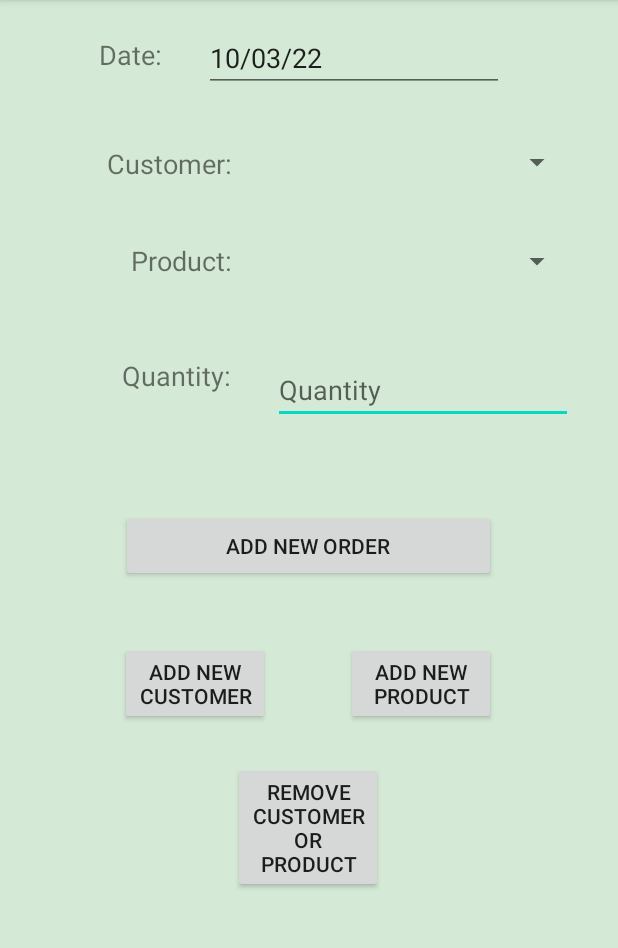
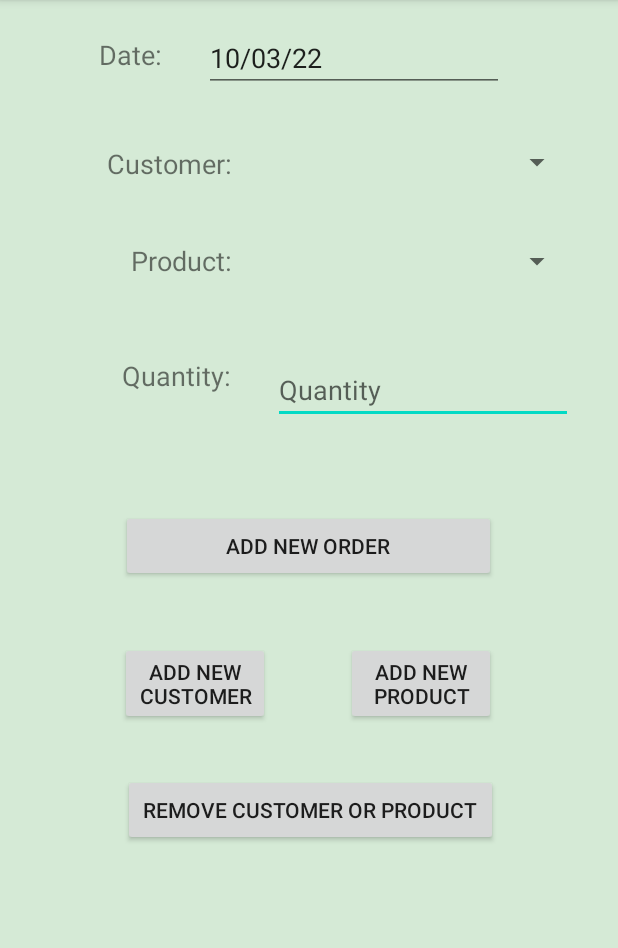
Before and after one commit to DanFoleyGit/FarmManagerHelper, an Android app: the ManagerOrderBoardSettings screen opened directly, with no data from a screen before it, on a phone screen of 412 x 824 dp, the part 84-1032 px from its top. Run offline under Robolectric (Android 15) with nearby library versions, the phone set to English and light mode, and no system bars; our stand-ins replace Firebase (no records; nobody signed in at launch, a user with empty details on screens opened directly); 1 statement that could not run was skipped.

Commit message:
Small UI Update an comment tidy
Timetable Date picker centered.

TODO removed that was completed

```diff
--- a/app/src/main/java/com/example/farmmanagerhelper/ManagerOrderBoardSettings.java
+++ b/app/src/main/java/com/example/farmmanagerhelper/ManagerOrderBoardSettings.java
@@ -10,14 +10,12 @@ import android.view.View;
 import android.widget.AdapterView;
 import android.widget.ArrayAdapter;
 import android.widget.Button;
-import android.widget.CompoundButton;
 import android.widget.DatePicker;
 import android.widget.EditText;
 import android.widget.ImageButton;
 import android.widget.RadioButton;
 import android.widget.Spinner;
 import android.widget.TextView;
-import android.widget.Toast;
 
 import com.example.farmmanagerhelper.models.Customer;
 import com.example.farmmanagerhelper.models.Order;
--- a/app/src/main/java/com/example/farmmanagerhelper/OrdersBoardServices.java
+++ b/app/src/main/java/com/example/farmmanagerhelper/OrdersBoardServices.java
@@ -254,9 +254,6 @@ public class OrdersBoardServices {
             }
         });
     }
-
-     // TODO if zero is entered as quantity, find the match and delete it
-
 
     // Adds order to the customer/product/orders with a unique id. Checks to see if an order for that
     // product exists already and if it does it replaces it. If not it adds the new order. This way
--- a/app/src/main/res/layout/activity_manager_order_board_settings.xml
+++ b/app/src/main/res/layout/activity_manager_order_board_settings.xml
@@ -158,14 +158,13 @@
 
     <Button
         android:id="@+id/buttonManagerOrderSettingsOpeneDeleteCustomerOrProductPopup"
-        android:layout_width="100dp"
+        android:layout_width="250dp"
         android:layout_height="wrap_content"
-        android:layout_marginStart="75dp"
-        android:layout_marginTop="508dp"
+        android:layout_marginTop="516dp"
 
         android:text="Remove Customer Or Product"
         app:layout_constraintEnd_toEndOf="parent"
-        app:layout_constraintHorizontal_bias="0.338"
+        app:layout_constraintHorizontal_bias="0.507"
         app:layout_constraintStart_toStartOf="parent"
         app:layout_constraintTop_toTopOf="parent" />
 
--- a/app/src/main/res/layout/activity_staff_timetable.xml
+++ b/app/src/main/res/layout/activity_staff_timetable.xml
@@ -22,13 +22,13 @@ android:layout_weight="100">
         android:layout_width="100dp"
         android:layout_height="wrap_content"
         android:layout_marginTop="40dp"
-        android:layout_marginEnd="156dp"
         android:clickable="false"
         android:cursorVisible="false"
         android:focusable="false"
         android:focusableInTouchMode="false"
         android:textAlignment="center"
         app:layout_constraintEnd_toEndOf="parent"
+        app:layout_constraintStart_toStartOf="parent"
         app:layout_constraintTop_toTopOf="parent" />
 
     <ImageButton
```
